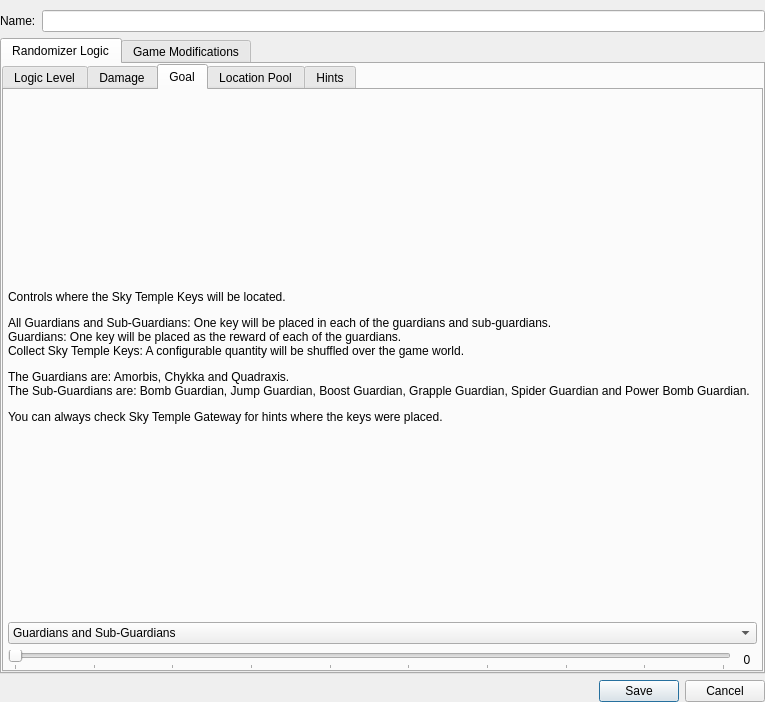
The window that randovania/gui/ui_files/logic_settings_window.ui (randovania/randovania) describes before a commit, drawn with Qt 5.
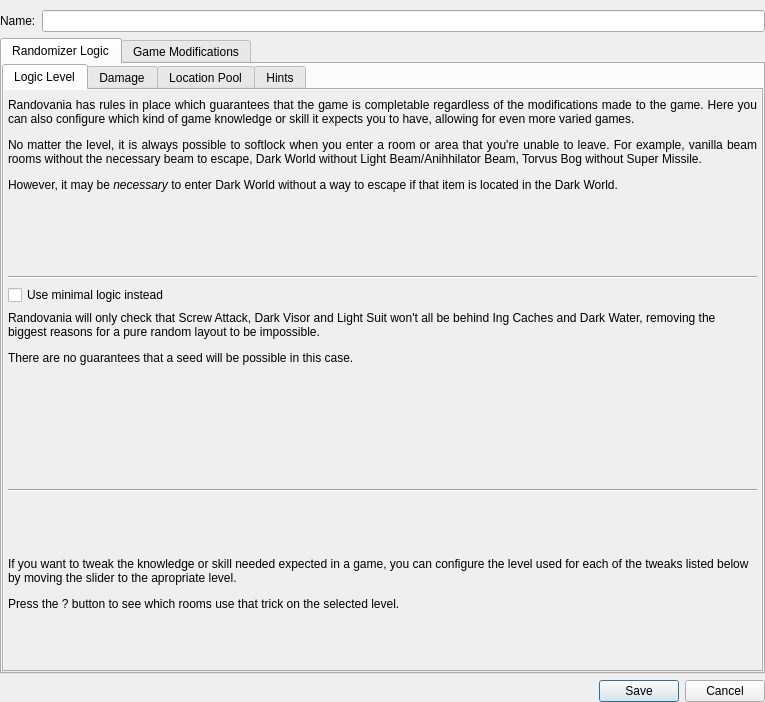
The same window after the commit. The open tabs and pages were chosen to show the change.

Commit message: Split Goal into another tab

What changed in the file:
```diff
--- a/randovania/gui/ui_files/logic_settings_window.ui
+++ b/randovania/gui/ui_files/logic_settings_window.ui
@@ -278,96 +278,6 @@
            </item>
           </layout>
          </widget>
-         <widget class="QWidget" name="goal_tab">
-          <attribute name="title">
-           <string>Goal</string>
-          </attribute>
-          <layout class="QVBoxLayout" name="goal_layout">
-           <property name="leftMargin">
-            <number>4</number>
-           </property>
-           <property name="topMargin">
-            <number>8</number>
-           </property>
-           <property name="rightMargin">
-            <number>4</number>
-           </property>
-           <property name="bottomMargin">
-            <number>0</number>
-           </property>
-           <item>
-            <widget class="QLabel" name="skytemple_description">
-             <property name="text">
-              <string>&lt;html&gt;&lt;head/&gt;&lt;body&gt;&lt;p&gt;Controls where the Sky Temple Keys will be located.&lt;/p&gt;&lt;p&gt;All Guardians and Sub-Guardians: One key will be placed in each of the guardians and sub-guardians.&lt;br/&gt;Guardians: One key will be placed as the reward of each of the guardians.&lt;br/&gt;Collect Sky Temple Keys: A configurable quantity will be shuffled over the game world.&lt;/p&gt;&lt;p&gt;The Guardians are: Amorbis, Chykka and Quadraxis.&lt;br/&gt;The Sub-Guardians are: Bomb Guardian, Jump Guardian, Boost Guardian, Grapple Guardian, Spider Guardian and Power Bomb Guardian.&lt;/p&gt;&lt;p&gt;You can always check Sky Temple Gateway for hints where the keys were placed.&lt;/p&gt;&lt;/body&gt;&lt;/html&gt;</string>
-             </property>
-             <property name="wordWrap">
-              <bool>true</bool>
-             </property>
-            </widget>
-           </item>
-           <item>
-            <widget class="QComboBox" name="skytemple_combo">
-             <item>
-              <property name="text">
-               <string>Guardians and Sub-Guardians</string>
-              </property>
-             </item>
-             <item>
-              <property name="text">
-               <string>Guardians</string>
-              </property>
-             </item>
-             <item>
-              <property name="text">
-               <string>Collect Sky Temple Keys</string>
-              </property>
-             </item>
-            </widget>
-           </item>
-           <item>
-            <layout class="QHBoxLayout" name="skytemple_slider_layout">
-             <item>
-              <widget class="QSlider" name="skytemple_slider">
-               <property name="maximum">
-                <number>9</number>
-               </property>
-               <property name="pageStep">
-                <number>2</number>
-               </property>
-               <property name="orientation">
-                <enum>Qt::Horizontal</enum>
-               </property>
-               <property name="tickPosition">
-                <enum>QSlider::TicksBelow</enum>
-               </property>
-              </widget>
-             </item>
-             <item>
-              <widget class="QLabel" name="skytemple_slider_label">
-               <property name="sizePolicy">
-                <sizepolicy hsizetype="Fixed" vsizetype="Fixed">
-                 <horstretch>0</horstretch>
-                 <verstretch>0</verstretch>
-                </sizepolicy>
-               </property>
-               <property name="minimumSize">
-                <size>
-                 <width>20</width>
-                 <height>0</height>
-                </size>
-               </property>
-               <property name="text">
-                <string>0</string>
-               </property>
-               <property name="alignment">
-                <set>Qt::AlignCenter</set>
-               </property>
-              </widget>
-             </item>
-            </layout>
-           </item>
-          </layout>
-         </widget>
          <widget class="QWidget" name="location_pool_tab">
           <attribute name="title">
            <string>Location Pool</string>
```
Left out of the diff: 4 changed lines with no effect on the pictures. The commit also changes 3 other files.
